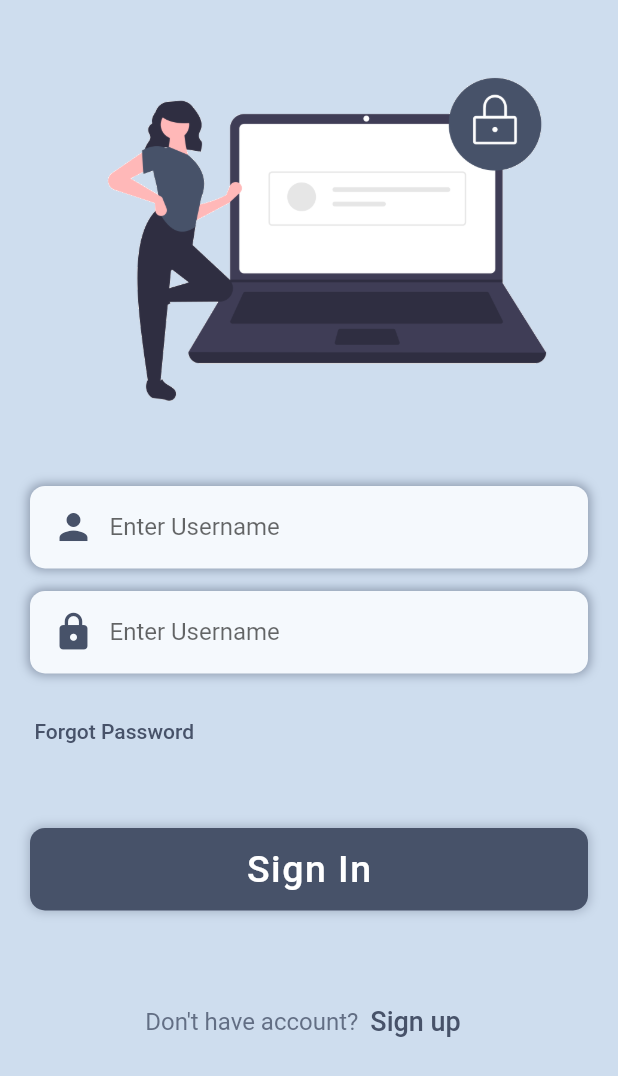
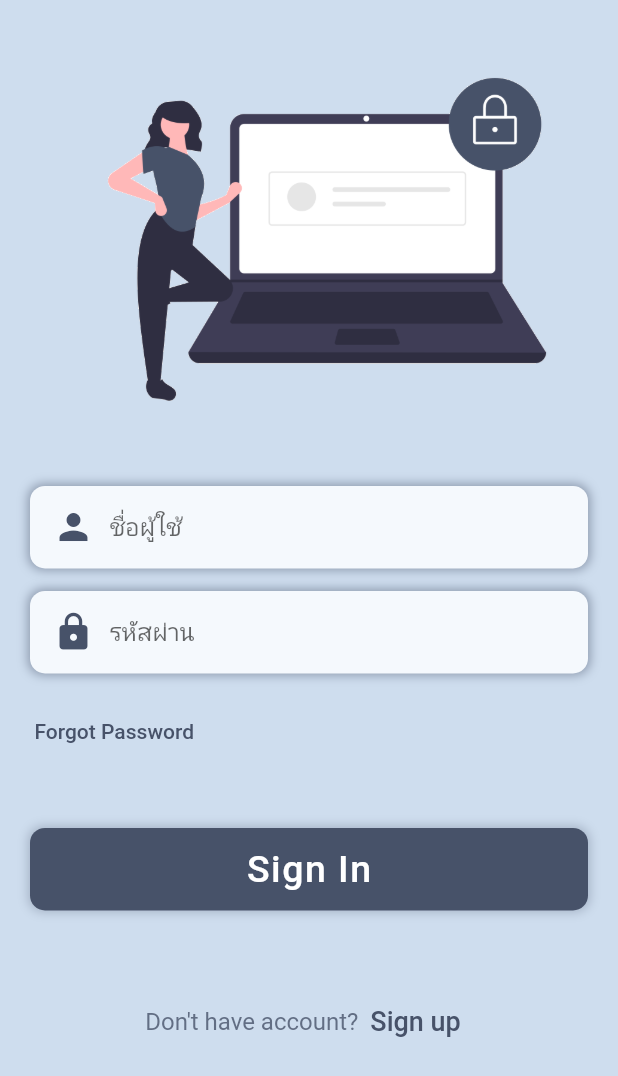
Before and after one commit to nonkub26/shoestore, a Flutter app: the screen it shows after launch, on a phone screen of 412 x 824 dp. Shown: the top 1076 px of the screen. Run offline on Flutter 3.47's test engine with Material 2 defaults, Android fonts, the phone set to English and light mode, and no system bars.

Commit message:
edit login page

```diff
--- a/lib/pages/login/login_page.dart
+++ b/lib/pages/login/login_page.dart
@@ -10,6 +10,7 @@ class LoginPage extends StatelessWidget {
 
   @override
   Widget build(BuildContext context) {
+
     return SafeArea(
       child: Scaffold(
         body: Column(
@@ -19,12 +20,12 @@ class LoginPage extends StatelessWidget {
               child: Image.asset("images/login.png"),
             ),
             InputWidget(
-              textHint: "Enter Username",
+              textHint: "ชื่อผู้ใช้",
               icon: Icons.person,
             ),
             SizedBox(height:15),
             InputWidget(
-              textHint: "Enter Username",
+              textHint: "รหัสผ่าน",
               icon: Icons.lock,
             ),
             SizedBox(height:15),
```
